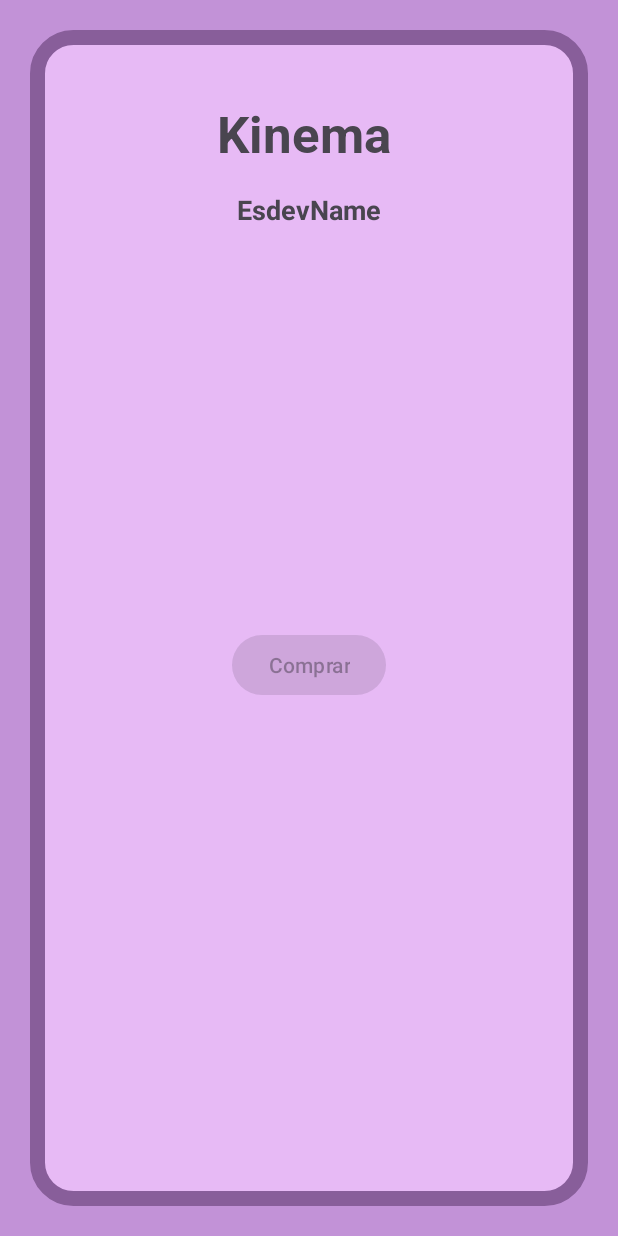
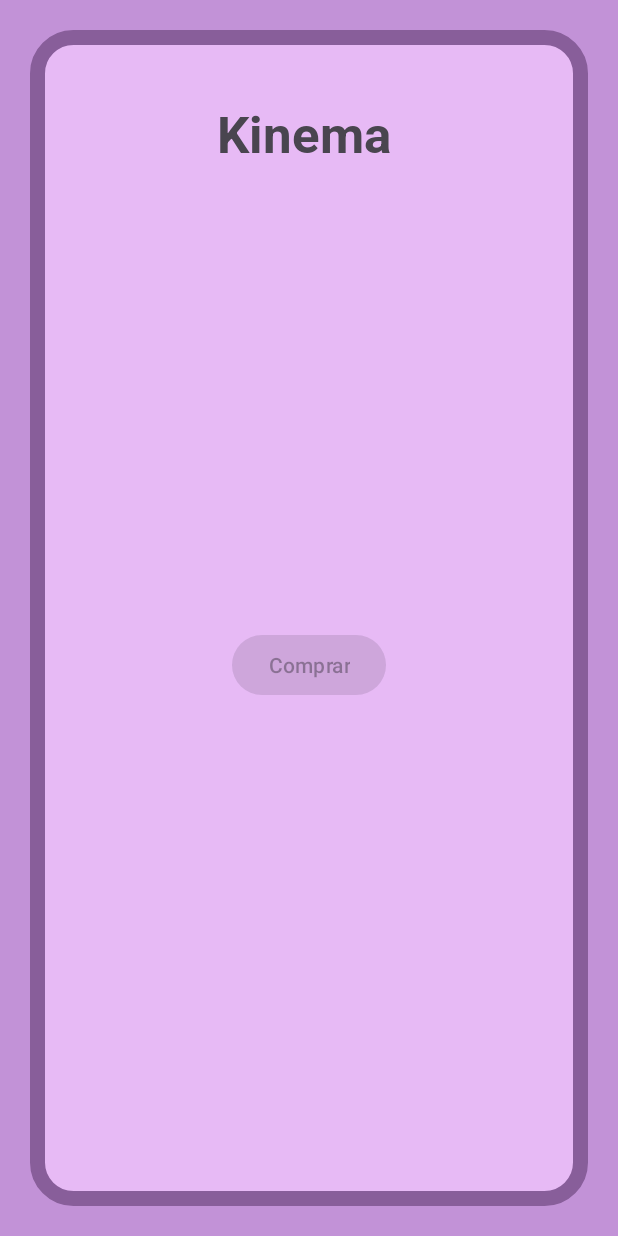
Before and after one commit to adghiretta-alt/Platea-APP, an Android app: the ZonaActivity screen opened directly, with no data from a screen before it, on a phone screen of 412 x 824 dp. Run offline under Robolectric (Android 15) with nearby library versions, the phone set to English and light mode, and no system bars; libraries missing offline, so code that uses them is left out: org.java_websocket.client; 5 statements that could not run were skipped.

Commit message:
esdevName fix

```diff
--- a/app/src/main/java/com/kinema/myapplication/ZonaActivity.kt
+++ b/app/src/main/java/com/kinema/myapplication/ZonaActivity.kt
@@ -26,8 +26,10 @@ class ZonaActivity : AppCompatActivity() {
 
         val recycler = findViewById<RecyclerView>(R.id.recyclerSeients)
         val btnComprar = findViewById<Button>(R.id.btnComprarEntrades)
+        val esdevName = findViewById<TextView>(R.id.tvCistella)
         val esdevId = intent.getStringExtra("esdevId")!!
         val esdevNom = intent.getStringExtra("esdevNom")!!
+        esdevName.text = esdevNom
         @Suppress("DEPRECATION")
         val entrada = intent.getSerializableExtra("entrada") as TipusEntrada
 
```
